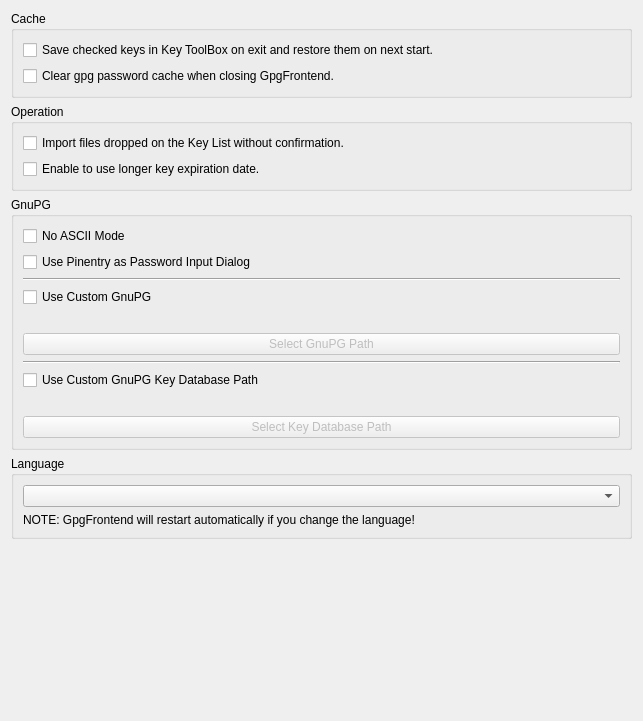
This is ui/GeneralSettings.ui in saturneric/GpgFrontend as Qt 5 draws it before an edit. The edited form follows.
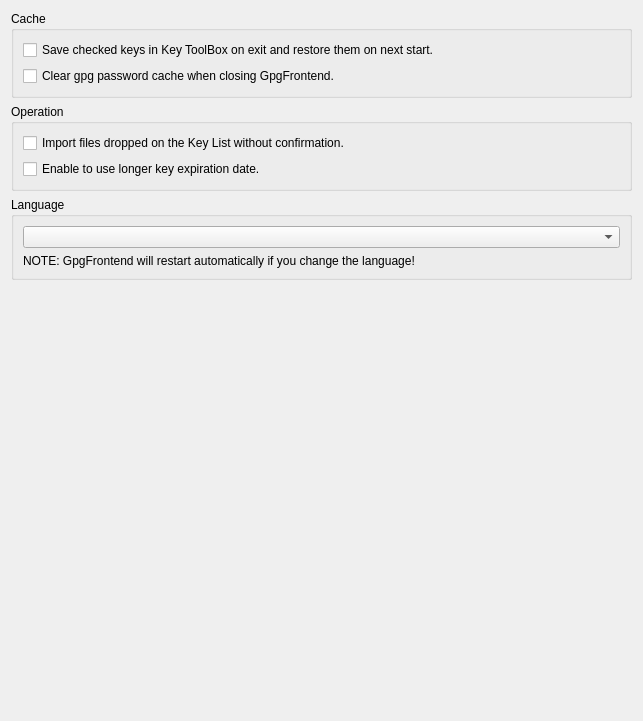
This is the edited form.

Commit message: feat: remove gnupg settings from general tab

```diff
--- a/ui/GeneralSettings.ui
+++ b/ui/GeneralSettings.ui
@@ -70,98 +70,6 @@
        </layout>
       </widget>
      </item>
-     <item>
-      <widget class="QGroupBox" name="gnupgDatabaseBox">
-       <property name="title">
-        <string>GnuPG</string>
-       </property>
-       <layout class="QGridLayout" name="gridLayout_7">
-        <item row="0" column="0">
-         <layout class="QVBoxLayout" name="verticalLayout_7">
-          <item>
-           <widget class="QCheckBox" name="asciiModeCheckBox">
-            <property name="text">
-             <string>No ASCII Mode</string>
-            </property>
-           </widget>
-          </item>
-          <item>
-           <widget class="QCheckBox" name="usePinentryAsPasswordInputDialogCheckBox">
-            <property name="text">
-             <string>Use Pinentry as Password Input Dialog</string>
-            </property>
-           </widget>
-          </item>
-          <item>
-           <widget class="Line" name="line_2">
-            <property name="orientation">
-             <enum>Qt::Horizontal</enum>
-            </property>
-           </widget>
-          </item>
-          <item>
-           <widget class="QCheckBox" name="useCustomGnuPGInstallPathCheckBox">
-            <property name="text">
-             <string>Use Custom GnuPG</string>
-            </property>
-           </widget>
-          </item>
-          <item>
-           <widget class="QLabel" name="currentCustomGnuPGInstallPathLabel">
-            <property name="text">
-             <string/>
-            </property>
-           </widget>
-          </item>
-          <item>
-           <widget class="QPushButton" name="useCustomGnuPGInstallPathButton">
-            <property name="enabled">
-             <bool>false</bool>
-            </property>
-            <property name="text">
-             <string>Select GnuPG Path</string>
-            </property>
-           </widget>
-          </item>
-          <item>
-           <widget class="Line" name="line">
-            <property name="orientation">
-             <enum>Qt::Horizontal</enum>
-            </property>
-           </widget>
-          </item>
-          <item>
-           <widget class="QCheckBox" name="keyDatabseUseCustomCheckBox">
-            <property name="text">
-             <string>Use Custom GnuPG Key Database Path</string>
-            </property>
-           </widget>
-          </item>
-          <item>
-           <widget class="QLabel" name="currentKeyDatabasePathLabel">
-            <property name="enabled">
-             <bool>false</bool>
-            </property>
-            <property name="text">
-             <string/>
-            </property>
-           </widget>
-          </item>
-          <item>
-           <widget class="QPushButton" name="customKeyDatabasePathSelectButton">
-            <property name="enabled">
-             <bool>false</bool>
-            </property>
-            <property name="text">
-             <string>Select Key Database Path</string>
-            </property>
-           </widget>
-          </item>
-         </layout>
-        </item>
-       </layout>
-      </widget>
-     </item>
      <item>
       <widget class="QGroupBox" name="langBox">
        <property name="title">
```
The commit also changes 5 other files.
